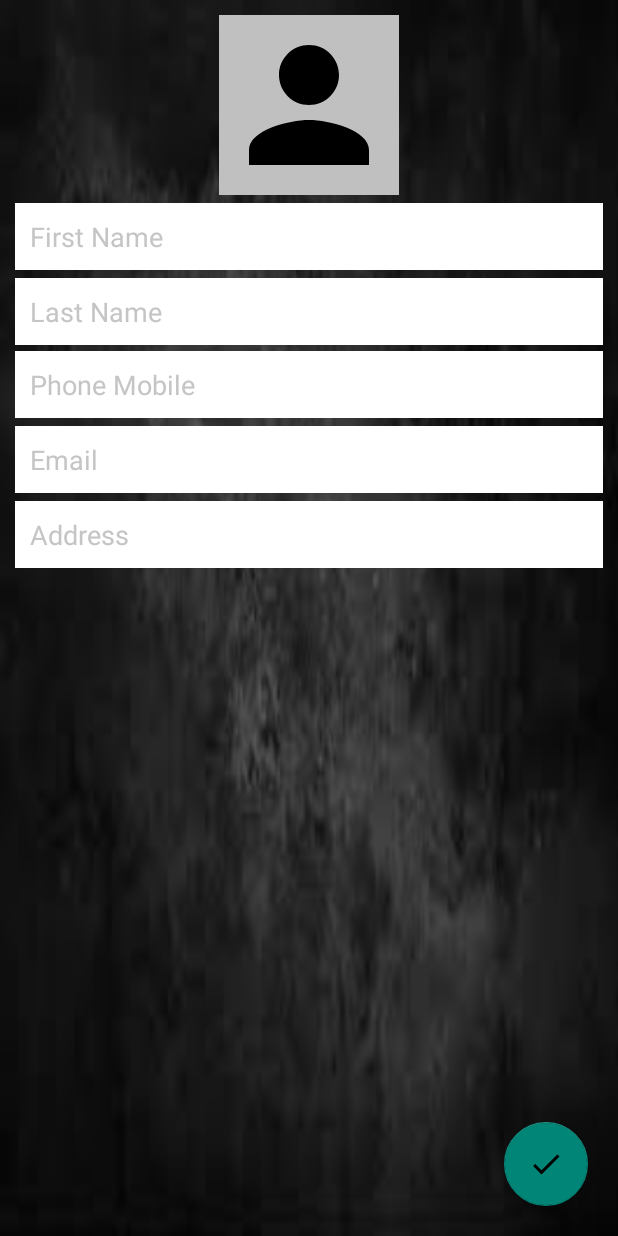
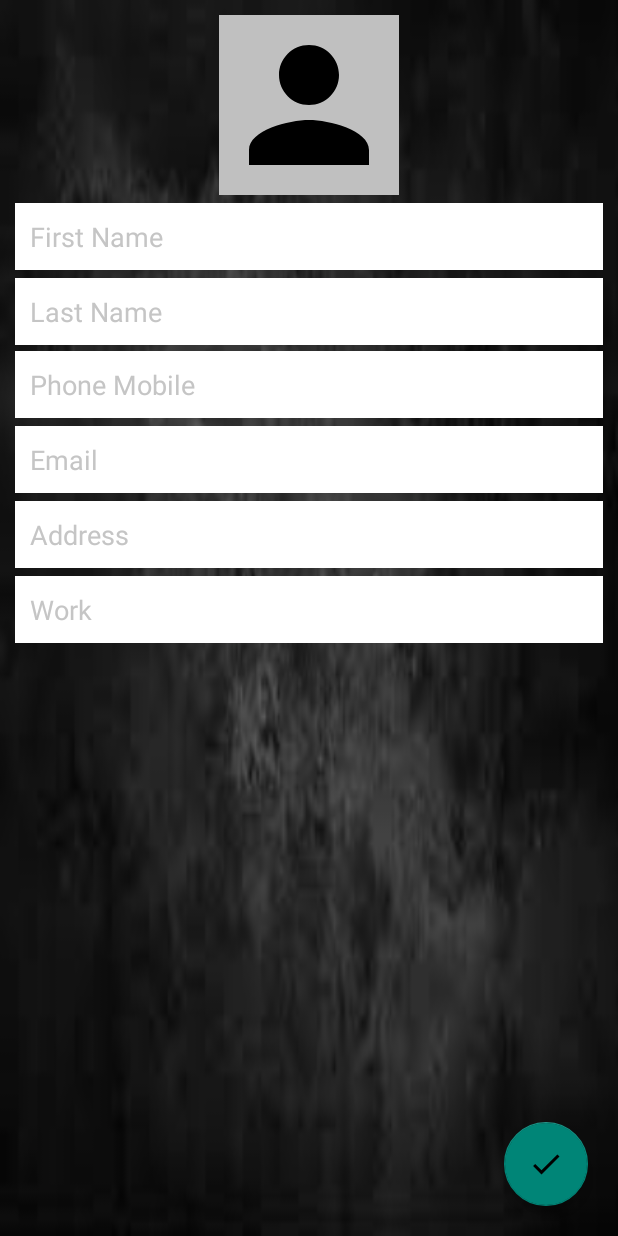
Before and after one commit to dhaval2208/FInal-project-Kotlin, an Android app: the layout activity_main.xml on its own in the app's theme, with its tools: preview values and no code run, on a phone screen of 412 x 824 dp. Run offline under Robolectric (Android 15) with nearby library versions, the phone set to English and light mode, and no system bars.

```diff
--- a/app/src/main/res/layout/activity_main.xml
+++ b/app/src/main/res/layout/activity_main.xml
@@ -92,6 +92,19 @@
         android:inputType="textPostalAddress"
         android:layout_width="match_parent"
         android:layout_height="wrap_content"/>
+
+  <EditText
+      android:id="@+id/Work"
+      android:background="#fff"
+      android:padding="10dp"
+      android:layout_below="@id/Address"
+      android:layout_marginTop="5dp"
+      android:textColorHint="#c5c5c5"
+      android:hint="Work"
+      android:textColor="#000"
+      android:inputType="textPostalAddress"
+      android:layout_width="match_parent"
+      android:layout_height="wrap_content"/>
     //Button for Save Contacts
 
     <com.google.android.material.floatingactionbutton.FloatingActionButton
```
Also changed, not shown: app/src/main/java/com/dhaval/contacts/MainActivity.kt (+21 -0 lines).
